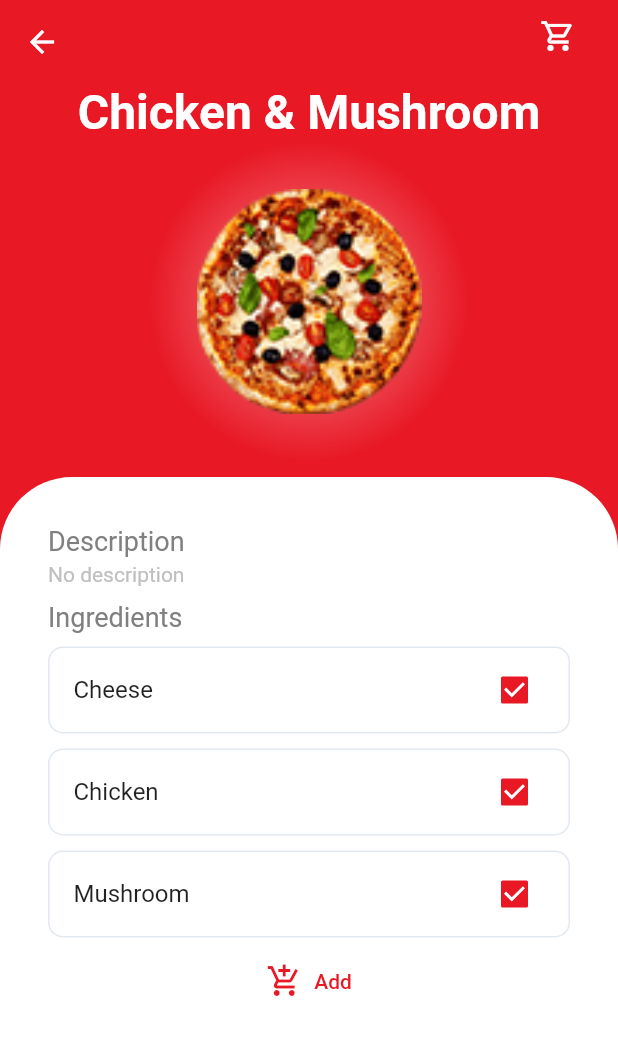
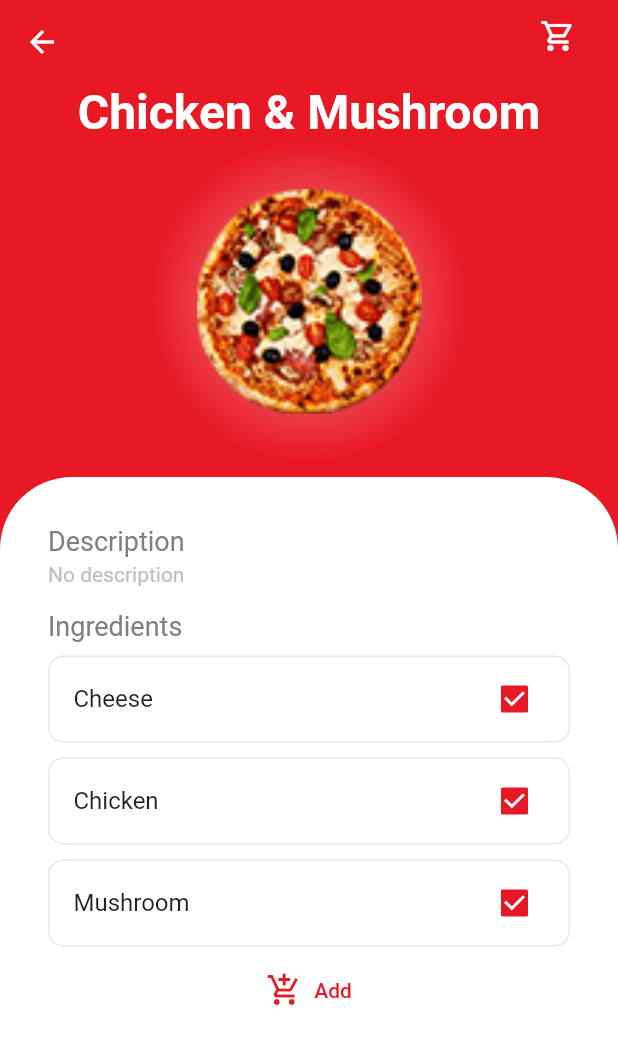
Before and after one commit to Rviewer-Challenges/P8ZjEwPVVnViLUtlmZPD, a Flutter app: the screen it shows after launch, after a tap on "Chicken & Mushroom", on a phone screen of 412 x 824 dp. Shown: the top 1044 px of the screen. Run offline on Flutter 3.47's test engine with Material 2 defaults, Android fonts, the phone set to English and light mode, and no system bars; drawn by our look-alikes of readmore; our stand-ins replace bloc, equatable, flutter_bloc, get_it, localstorage; generated files the repository leaves out were written again.

Commit message:
feat: add ability to create halves

```diff
--- a/lib/features/cart/data/models/cart_model.dart
+++ b/lib/features/cart/data/models/cart_model.dart
@@ -17,4 +17,9 @@ class CartModel extends Cart {
       "items": items,
     };
   }
+
+  @override
+  String toString() {
+    return 'CartModel{items: $items}';
+  }
 }
--- a/lib/features/cart/domain/entities/cart.dart
+++ b/lib/features/cart/domain/entities/cart.dart
@@ -8,6 +8,12 @@ class Cart extends Equatable {
     required this.items,
   });
 
+
+  @override
+  String toString() {
+    return 'Cart{items: $items}';
+  }
+
   @override
   List<Object?> get props => [
         items,
--- /dev/null
+++ b/lib/features/home/data/models/pizza_halve_model.dart
@@ -0,0 +1,39 @@
+import 'package:buon_appetito/features/home/data/models/ingredient_model.dart';
+import 'package:buon_appetito/features/home/domain/entities/pizza_halve.dart';
+
+class PizzaHalveModel extends PizzaHalve {
+  final int id;
+  final List<IngredientModel> ingredients;
+
+  const PizzaHalveModel({
+    required this.id,
+    required this.ingredients,
+  }) : super(
+          id: id,
+          ingredients: ingredients,
+        );
+
+  factory PizzaHalveModel.fromJson(Map<dynamic, dynamic> json) {
+    final List<IngredientModel> ingredients = [];
+    final List<dynamic> jsonIngredients = json["ingredients"];
+
+    for (var ingredient in jsonIngredients) {
+      ingredients.add(IngredientModel.fromJson(ingredient));
+    }
+    return PizzaHalveModel(
+      id: json["id"],
+      ingredients: ingredients,
+    );
+  }
+
+  Map<String, dynamic> toJson() => {
+        "id": id,
+        "ingredients": ingredients,
+      };
+
+  @override
+  List<Object?> get props => [
+        id,
+        ingredients,
+      ];
+}
--- a/lib/features/home/data/models/pizza_model.dart
+++ b/lib/features/home/data/models/pizza_model.dart
@@ -1,4 +1,6 @@
+import 'package:buon_appetito/core/utils/text_utils.dart';
 import 'package:buon_appetito/features/home/data/models/ingredient_model.dart';
+import 'package:buon_appetito/features/home/data/models/pizza_halve_model.dart';
 import 'package:buon_appetito/features/home/domain/entities/pizza.dart';
 
 class PizzaModel extends Pizza {
@@ -9,6 +11,7 @@ class PizzaModel extends Pizza {
     required String imageURL,
     required List<IngredientModel> ingredients,
     required double price,
+    required List<PizzaHalveModel> halves,
   }) : super(
           id: id,
           name: name,
@@ -16,14 +19,21 @@ class PizzaModel extends Pizza {
           imageURL: imageURL,
           ingredients: ingredients,
           price: price,
+          halves: halves,
         );
 
   factory PizzaModel.fromJson(Map<dynamic, dynamic> json) {
     final List<IngredientModel> ingredients = [];
     final List<dynamic> jsonIngredients = json["ingredients"];
+    final List<PizzaHalveModel> halves = [];
+    final List<dynamic> jsonHalves = json["halves"] ?? [];
 
     for (var ingredient in jsonIngredients) {
       ingredients.add(IngredientModel.fromJson(ingredient));
+    }
+
+    for (var halve in jsonHalves) {
+      halves.add(PizzaHalveModel.fromJson(halve));
     }
 
     return PizzaModel(
@@ -33,6 +43,7 @@ class PizzaModel extends Pizza {
       imageURL: json["image"] ?? "",
       ingredients: ingredients,
       price: json["price"] != null ? double.parse(json["price"].toString()) : 0.0,
+      halves: halves,
     );
   }
 
@@ -49,6 +60,10 @@ class PizzaModel extends Pizza {
     });
     jsonPizza["ingredients"] = listIngredients;
 
+    if (isEmpty(jsonPizza["halves"]) || jsonPizza["halves"].isEmpty) {
+      jsonPizza["halves"] = [PizzaHalveModel(id: 1, ingredients: listIngredients)];
+    }
+
     return PizzaModel(
       id: jsonPizza["id"] != null ? jsonPizza["id"].toString() : '',
       name: jsonPizza["name"] ?? "",
@@ -56,6 +71,7 @@ class PizzaModel extends Pizza {
       imageURL: jsonPizza["image"] ?? "",
       ingredients: jsonPizza["ingredients"] ?? [],
       price: jsonPizza["price"] != null ? double.parse(jsonPizza["price"].toString()) : 0.0,
+      halves: jsonPizza["halves"] ?? [],
     );
   }
 
@@ -74,6 +90,6 @@ class PizzaModel extends Pizza {
 
   @override
   String toString() {
-    return 'PizzaModel{id: $id, name: $name, description: $description, imageURL: $imageURL, ingredients: $ingredients, price: $price}';
+    return 'PizzaModel{halves: $halves, id: $id, name: $name, description: $description, imageURL: $imageURL, ingredients: $ingredients, price: $price}';
   }
 }
--- a/lib/features/home/domain/entities/pizza.dart
+++ b/lib/features/home/domain/entities/pizza.dart
@@ -1,8 +1,11 @@
 import 'package:buon_appetito/core/models/item.dart';
 import 'package:buon_appetito/features/home/data/models/ingredient_model.dart';
+import 'package:buon_appetito/features/home/domain/entities/pizza_halve.dart';
 import 'package:equatable/equatable.dart';
 
 class Pizza extends Equatable implements Item {
+  final List<PizzaHalve> halves;
+
   @override
   final String id;
   @override
@@ -23,6 +26,7 @@ class Pizza extends Equatable implements Item {
     required this.imageURL,
     required this.ingredients,
     required this.price,
+    required this.halves,
   });
 
   @override
@@ -33,16 +37,16 @@ class Pizza extends Equatable implements Item {
         imageURL,
         ingredients,
         price,
+        halves,
       ];
 
   @override
   String toString() {
-    return 'Pizza{id: $id, name: $name, description: $description, imageURL: $imageURL, ingredients: $ingredients, price: $price}';
+    return 'Pizza{halves: $halves, id: $id, name: $name, description: $description, imageURL: $imageURL, ingredients: $ingredients, price: $price}';
   }
 
   @override
   Map<String, dynamic> toJson() {
     throw UnimplementedError();
   }
-
 }
--- /dev/null
+++ b/lib/features/home/presentation/widgets/detail_item/detail_halve_pizza.dart
@@ -0,0 +1,33 @@
+import 'package:buon_appetito/features/home/data/models/pizza_model.dart';
+import 'package:buon_appetito/features/home/presentation/widgets/detail_item/ingredient_item.dart';
+import 'package:flutter/cupertino.dart';
+
+class DetailHalvePizza extends StatelessWidget {
+  final PizzaModel pizza;
+
+  const DetailHalvePizza({
+    Key? key,
+    required this.pizza,
+  }) : super(key: key);
+
+  @override
+  Widget build(BuildContext context) {
+    return Column(
+      children: pizza.halves.map((halve) {
+        return ListView.builder(
+          shrinkWrap: true,
+          physics: const NeverScrollableScrollPhysics(),
+          itemBuilder: (_, index) {
+            return IngredientItem(
+              ingredient: halve.ingredients[index],
+              onChanged: (bool? value) {
+                // pizza.ingredients[index].active = value == true;
+              },
+            );
+          },
+          itemCount: halve.ingredients.length,
+        );
+      }).toList(),
+    );
+  }
+}
--- a/lib/features/home/presentation/widgets/detail_item/detail_item_body.dart
+++ b/lib/features/home/presentation/widgets/detail_item/detail_item_body.dart
@@ -1,8 +1,13 @@
 import 'package:buon_appetito/core/models/item.dart';
 import 'package:buon_appetito/core/utils/colors.dart';
 import 'package:buon_appetito/core/utils/text_utils.dart';
+import 'package:buon_appetito/core/widgets/success_icon.dart';
+import 'package:buon_appetito/features/cart/presentation/bloc/cart_bloc.dart';
+import 'package:buon_appetito/features/home/data/models/pizza_model.dart';
+import 'package:buon_appetito/features/home/presentation/widgets/detail_item/detail_halve_pizza.dart';
 import 'package:buon_appetito/features/home/presentation/widgets/detail_item/ingredient_item.dart';
 import 'package:flutter/material.dart';
+import 'package:flutter_bloc/flutter_bloc.dart';
 import 'package:flutter_gen/gen_l10n/app_localizations.dart';
 import 'package:readmore/readmore.dart';
 
@@ -20,10 +25,23 @@ class DetailItemBody extends StatefulWidget {
 
 class _DetailItemBodyState extends State<DetailItemBody> {
   ValueNotifier<bool> isExpanded = ValueNotifier(false);
+  ValueNotifier<bool> isAdded = ValueNotifier(false);
 
   @override
   Widget build(BuildContext context) {
-    return LayoutBuilder(
+    return BlocConsumer<CartBloc, CartState>(
+      listener: (context, state) {
+        if (state is AddItemToCartSuccess) {
+          isAdded.value = true;
+          Future.delayed(const Duration(seconds: 2), () {
+            isAdded.value = false;
+          });
+        }
+      },
+      builder: (context, state) {
+        return Stack(
+          children: [
+            LayoutBuilder(
               builder: (context, constraints) {
                 return SingleChildScrollView(
                   child: Column(
@@ -65,6 +83,7 @@ class _DetailItemBodyState extends State<DetailItemBody> {
                         ),
                       ),
                       Container(
+                        padding: const EdgeInsets.fromLTRB(32, 32, 32, 40),
                         margin: const EdgeInsets.only(top: 10),
                         constraints: BoxConstraints(minHeight: constraints.maxHeight * 0.7),
                         decoration: const BoxDecoration(
@@ -74,9 +93,6 @@ class _DetailItemBodyState extends State<DetailItemBody> {
                             topRight: Radius.circular(48),
                           ),
                         ),
-                width: double.infinity,
-                child: Padding(
-                  padding: const EdgeInsets.fromLTRB(32, 32, 32, 40),
                         child: Column(
                           crossAxisAlignment: CrossAxisAlignment.start,
                           children: [
@@ -103,7 +119,7 @@ class _DetailItemBodyState extends State<DetailItemBody> {
                               lessStyle: const TextStyle(fontSize: 14, fontWeight: FontWeight.bold),
                             ),
                             Padding(
-                        padding: const EdgeInsets.only(top: 10, bottom: 4),
+                              padding: const EdgeInsets.only(top: 16, bottom: 4),
                               child: Text(
                                 AppLocalizations.of(context)!.ingredients,
                                 style: const TextStyle(
@@ -112,25 +128,28 @@ class _DetailItemBodyState extends State<DetailItemBody> {
                                 ),
                               ),
                             ),
-                      ListView.builder(
-                        shrinkWrap: true,
-                        physics: const NeverScrollableScrollPhysics(),
-                        itemBuilder: (_, index) {
-                          return IngredientItem(
-                            ingredient: widget.item.ingredients[index],
-                            onChanged: (bool? value) {
-                              // widget.item.ingredients[index].active = value == true;
-                            },
-                          );
-                        },
-                        itemCount: widget.item.ingredients.length,
-                      ),
+                            DetailHalvePizza(pizza: widget.item as PizzaModel),
+                            // ListView.builder(
+                            //   shrinkWrap: true,
+                            //   physics: const NeverScrollableScrollPhysics(),
+                            //   itemBuilder: (_, index) {
+                            //     final pizza = widget.item as PizzaModel;
+                            //
+                            //     return IngredientItem(
+                            //       ingredient: pizza.halves.ingredients[index],
+                            //       onChanged: (bool? value) {
+                            //         // widget.item.ingredients[index].active = value == true;
+                            //       },
+                            //     );
+                            //   },
+                            //   itemCount: widget.item.ingredients.length,
+                            // ),
                             Row(
                               children: [
                                 Expanded(
                                   child: TextButton.icon(
                                     onPressed: () {
-                                // BlocProvider.of<CartBloc>(context).add(AddItemToCartEvent(pizza));
+                                      BlocProvider.of<CartBloc>(context).add(AddItemToCartEvent(widget.item));
                                     },
                                     icon: const Icon(Icons.add_shopping_cart),
                                     label: Text(AppLocalizations.of(context)!.add),
@@ -140,12 +159,21 @@ class _DetailItemBodyState extends State<DetailItemBody> {
                             ),
                           ],
                         ),
-                ),
                       )
                     ],
                   ),
                 );
               },
+            ),
+            ValueListenableBuilder(
+              valueListenable: isAdded,
+              builder: (BuildContext context, bool value, Widget? child) {
+                return value == true ? const Center(child: SuccessIcon()) : const SizedBox();
+              },
+            ),
+          ],
+        );
+      },
     );
   }
 }
```
Also changed, not shown: lib/features/home/domain/entities/pizza_halve.dart (added, +18 -0 lines). Lines whose indentation alone changed are shown as unchanged.
